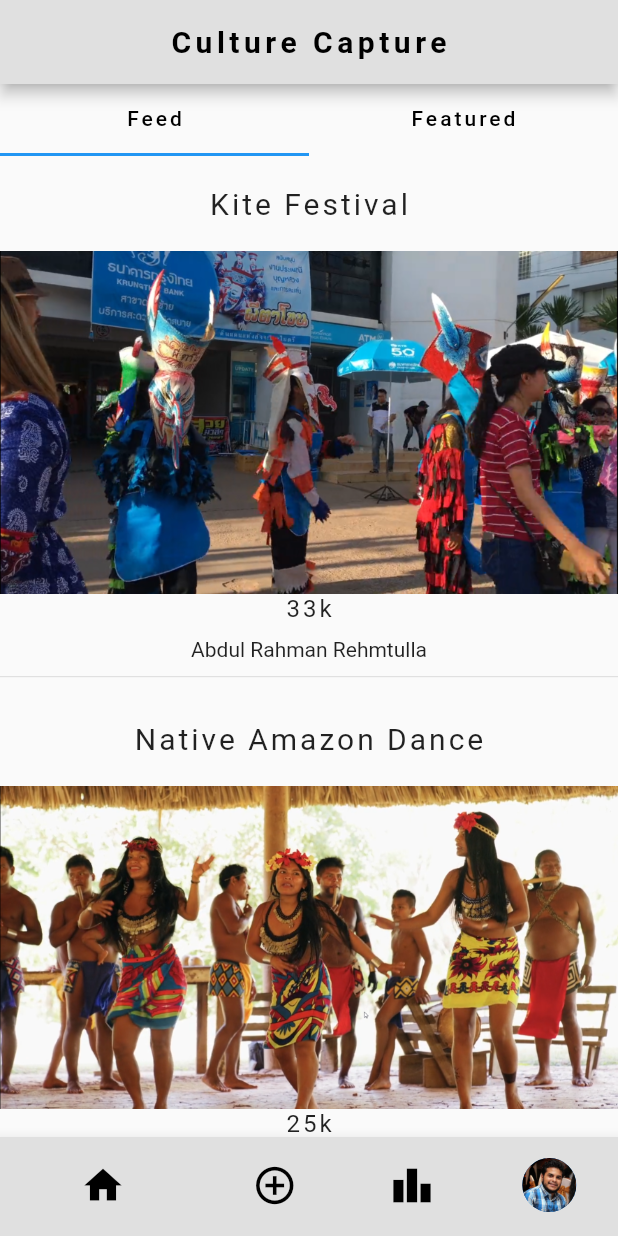
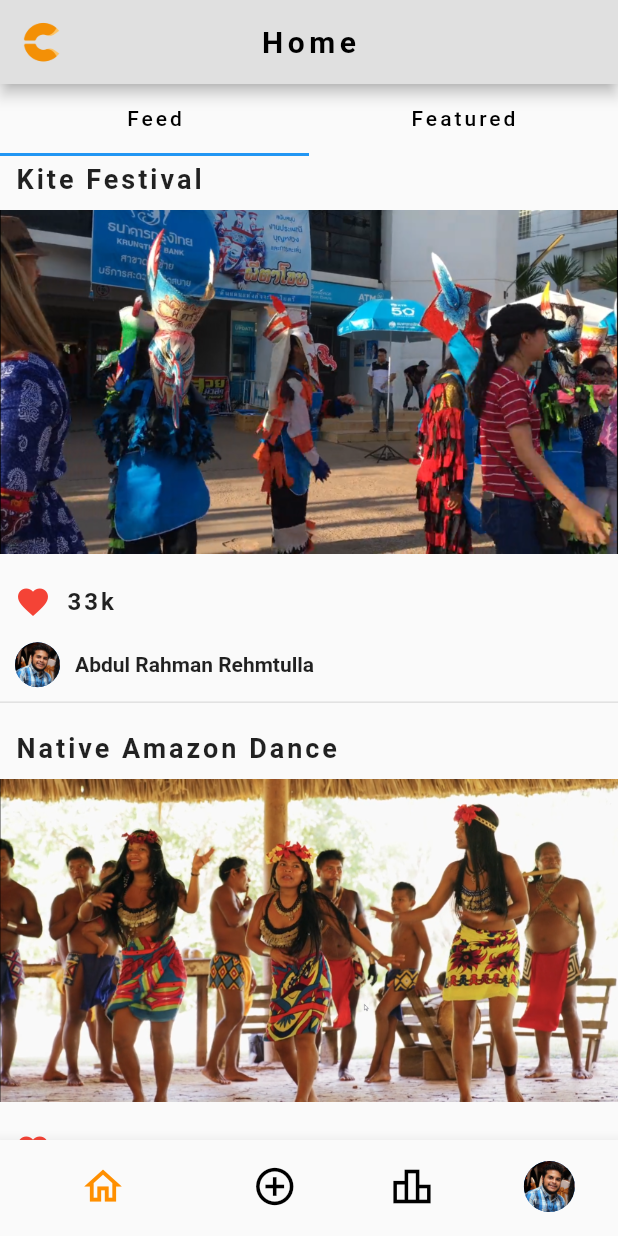
Before and after one commit to bijuice/CultureCapture_Prototype, a Flutter app: the screen it shows after launch, on a phone screen of 412 x 824 dp. Run offline on Flutter 3.47's test engine with Material 2 defaults, Android fonts, the phone set to English and light mode, and no system bars.

Commit message:
made the feed page pretty, added stuff to featured, added navigation to video screem

```diff
--- a/lib/screens/Feed.dart
+++ b/lib/screens/Feed.dart
@@ -1,24 +1,36 @@
 import 'package:flutter/material.dart';
 import '../services/posts.dart';
+import 'Video.dart';
 
-List<Post> posts = [
+//hardcoded posts
+List<Post> _posts = [
   Post(
       name: 'Abdul Rahman Rehmtulla',
       likes: '33k',
       url: 'assets/videos/video1.png',
-      title: "Kite Festival"),
+      title: "Kite Festival",
+      avatar: 'assets/images/me.jpg'),
   Post(
       name: 'Hamisi Rawlins',
       likes: '25k',
       url: 'assets/videos/video2.png',
-      title: "Native Amazon Dance"),
+      title: "Native Amazon Dance",
+      avatar: 'assets/images/rolo.png'),
   Post(
       name: 'Chao Mbogo',
       likes: '44k',
       url: 'assets/videos/video3.png',
-      title: "Zoroastrian Temple Tour")
+      title: "Zoroastrian Temple Tour",
+      avatar: 'assets/images/chao.png'),
+  Post(
+      name: 'For You Chinese Resaturant',
+      likes: '1.2K',
+      url: 'assets/videos/video4.png',
+      title: "Authentic Chinese Food in Nairobi",
+      avatar: 'assets/images/foryou.jpg')
 ];
 
+//Entire homepage feed
 class Feed extends StatelessWidget {
   @override
   Widget build(BuildContext context) {
@@ -45,57 +57,145 @@ class Feed extends StatelessWidget {
   }
 }
 
+//Feed tab
 class Main extends StatelessWidget {
+  //function for selecting videos
+  void goToVideo(context, index) {
+    Navigator.push(
+        context,
+        MaterialPageRoute(
+            builder: (context) => Video(
+                  name: _posts[index].name,
+                  likes: _posts[index].likes,
+                  url: _posts[index].url,
+                  title: _posts[index].title,
+                  avatar: _posts[index].avatar,
+                )));
+  }
+
   @override
   Widget build(BuildContext context) {
     return ListView.builder(
-      itemCount: posts.length,
+      itemCount: _posts.length,
       itemBuilder: (context, index) {
-        return Column(
+        return Padding(
+          padding: const EdgeInsets.fromLTRB(0, 5, 0, 5),
+          child: Column(
             mainAxisAlignment: MainAxisAlignment.start,
             children: [
+              Align(
+                alignment: Alignment.centerLeft,
+                child: Row(
+                  children: [
                     SizedBox(
-              height: 20,
+                      width: 10,
                     ),
                     Text(
-              posts[index].title,
+                      _posts[index].title,
                       style: TextStyle(
-                fontSize: 20,
+                          fontSize: 18,
                           letterSpacing: 2,
+                          fontWeight: FontWeight.bold),
+                    ),
+                  ],
                 ),
               ),
               SizedBox(
                 height: 10,
               ),
+              GestureDetector(
+                  onTap: () {
+                    goToVideo(context, index);
+                  },
+                  child: Image(image: AssetImage(_posts[index].url))),
               SizedBox(
-              height: 10,
+                height: 20,
               ),
-            Image(image: AssetImage(posts[index].url)),
+              Row(
+                children: [
+                  SizedBox(
+                    width: 10,
+                  ),
+                  Icon(
+                    Icons.favorite,
+                    color: Colors.red,
+                  ),
+                  SizedBox(
+                    width: 10,
+                  ),
                   Text(
-              posts[index].likes,
+                    _posts[index].likes,
                     style: TextStyle(
                         fontSize: 16,
                         letterSpacing: 2,
-              ),
+                        fontWeight: FontWeight.bold),
                     textAlign: TextAlign.left,
                   ),
+                ],
+              ),
               SizedBox(
-              height: 10,
+                height: 15,
               ),
-            Text(posts[index].name),
+              Align(
+                child: Row(
+                  children: [
+                    SizedBox(
+                      width: 10,
+                    ),
+                    CircleAvatar(
+                      backgroundImage: AssetImage(_posts[index].avatar),
+                      radius: 15,
+                    ),
+                    SizedBox(
+                      width: 10,
+                    ),
+                    Text(
+                      _posts[index].name,
+                      style: TextStyle(fontWeight: FontWeight.bold),
+                    ),
+                  ],
+                ),
+                alignment: Alignment.centerLeft,
+              ),
               Divider(
                 height: 20,
+                thickness: 1,
+                color: Colors.grey[300],
               )
             ],
+          ),
         );
       },
     );
   }
 }
 
+//featured tab
 class Featured extends StatelessWidget {
   @override
   Widget build(BuildContext context) {
-    return Container();
+    return Column(
+      children: [
+        Image(image: AssetImage('assets/images/ghana.png')),
+        Text('What You Ghana Do When They Come For You?',
+            style: TextStyle(
+              fontSize: 17,
+              fontWeight: FontWeight.bold,
+            )),
+        SizedBox(
+          height: 10,
+        ),
+        Padding(
+          padding: const EdgeInsets.fromLTRB(10, 0, 10, 5),
+          child: Text(
+            'This week we travel to Ghana and take a look at the various tribes and cultures from this African country. We’ll put on our “Kente” and head to a “Mole-Dagbani” wedding, have a taste of “Fufu”, and dance dance to the beat of the “Akan” drum',
+            style: TextStyle(
+              fontSize: 15,
+            ),
+            textAlign: TextAlign.justify,
+          ),
+        )
+      ],
+    );
   }
 }
--- a/lib/screens/Home.dart
+++ b/lib/screens/Home.dart
@@ -10,7 +10,7 @@ class Home extends StatefulWidget {
 }
 
 class _HomeState extends State<Home> {
-  String title = 'Culture Capture';
+  String title = 'Home';
   int _selectedIndex = 0;
 
   static List<Widget> _widgetOptions = <Widget>[
@@ -23,6 +23,30 @@ class _HomeState extends State<Home> {
   void _onItemTapped(int index) {
     setState(() {
       _selectedIndex = index;
+
+      switch (index) {
+        case 0:
+          {
+            title = 'Home';
+          }
+          break;
+
+        case 1:
+          {
+            title = 'Add';
+          }
+          break;
+        case 2:
+          {
+            title = 'Leaderboard';
+          }
+          break;
+        case 3:
+          {
+            title = 'Profile';
+          }
+          break;
+      }
     });
   }
 
@@ -31,6 +55,9 @@ class _HomeState extends State<Home> {
     return Scaffold(
         appBar: AppBar(
           backgroundColor: Colors.grey[300],
+          leading: Image(
+            image: AssetImage('assets/images/logo.png'),
+          ),
           title: Text(
             title,
             style: TextStyle(
@@ -41,45 +68,28 @@ class _HomeState extends State<Home> {
           ),
           centerTitle: true,
         ),
-        bottomNavigationBar: Theme(
-          data: Theme.of(context).copyWith(
-              // sets the background color of the `BottomNavigationBar`
-              canvasColor: Colors.grey[300],
-              // sets the active color of the `BottomNavigationBar` if `Brightness` is light
-              primaryColor: Colors.red,
-              textTheme: Theme.of(context).textTheme.copyWith(
-                  caption: new TextStyle(
-                      color: Colors
-                          .white))), // sets the inactive color of the `BottomNavigationBar`,
-          child: BottomNavigationBar(
+        bottomNavigationBar: BottomNavigationBar(
           iconSize: 30,
           showSelectedLabels: false,
           showUnselectedLabels: false,
           items: const <BottomNavigationBarItem>[
             BottomNavigationBarItem(
-                  icon: Icon(
-                    Icons.home,
-                    color: Colors.black,
-                  ),
-                  label: ''),
+                icon: Icon(Icons.home_outlined), label: 'Home'),
             BottomNavigationBarItem(
-                  icon:
-                      Icon(Icons.add_circle_outline_sharp, color: Colors.black),
-                  label: ''),
+                icon: Icon(Icons.add_circle_outline_sharp), label: 'Add'),
             BottomNavigationBarItem(
-                  icon: Icon(Icons.leaderboard, color: Colors.black),
-                  label: ''),
+                icon: Icon(Icons.leaderboard_outlined), label: 'Leaderboard'),
             BottomNavigationBarItem(
                 icon: CircleAvatar(
                   backgroundImage: AssetImage('assets/images/me.jpg'),
-                    radius: 18,
+                  radius: 17,
                 ),
-                  label: '')
+                label: 'User')
           ],
           currentIndex: _selectedIndex,
+          unselectedItemColor: Colors.black,
           selectedItemColor: Colors.amber[800],
           onTap: _onItemTapped,
-          ),
         ),
         body: _widgetOptions.elementAt(_selectedIndex));
   }
--- a/lib/services/posts.dart
+++ b/lib/services/posts.dart
@@ -1,5 +1,5 @@
 class Post {
-  String name, likes, url, title;
+  String name, avatar, likes, url, title;
 
-  Post({this.name, this.likes, this.url, this.title});
+  Post({this.name, this.likes, this.url, this.title, this.avatar});
 }
```
Also changed, not shown: lib/screens/Video.dart (added, +17 -0 lines), assets/images/L-Standard.png (added), assets/images/belgium.png (added), assets/images/chao.png (added), assets/images/foryou.jpg (added), assets/images/ghana.png (added), assets/images/logo.png (added), assets/images/mexico.png (added), assets/images/rolo.png (added), assets/videos/video4.png (added), 1 other file. Lines whose indentation alone changed are shown as unchanged.
